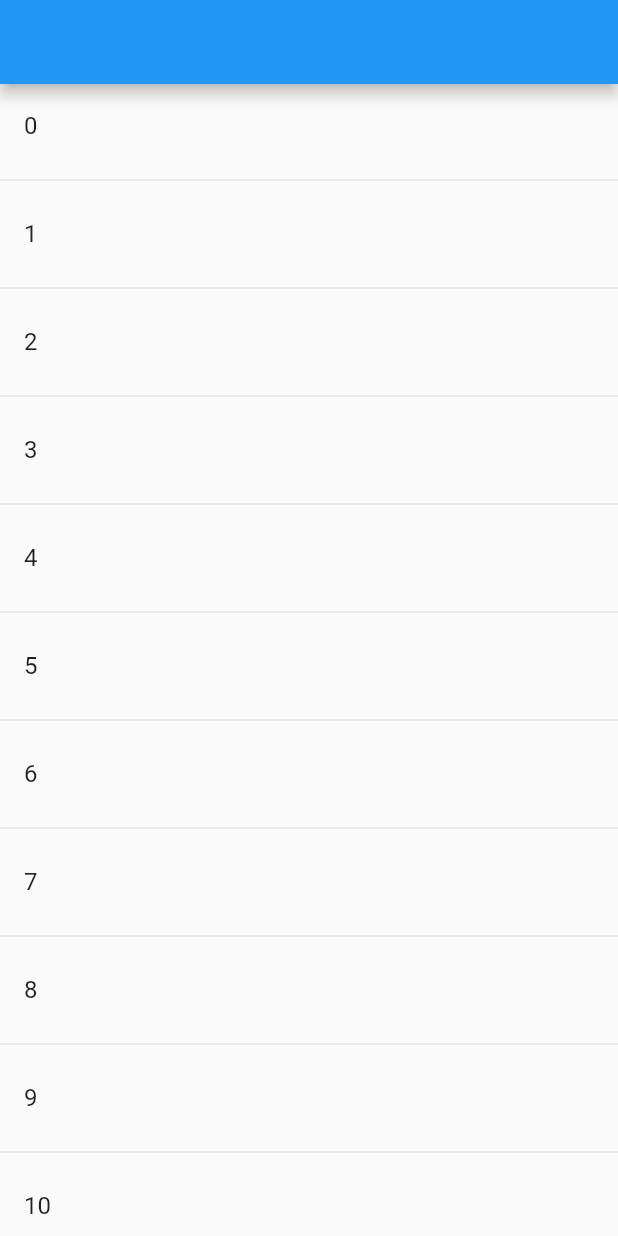
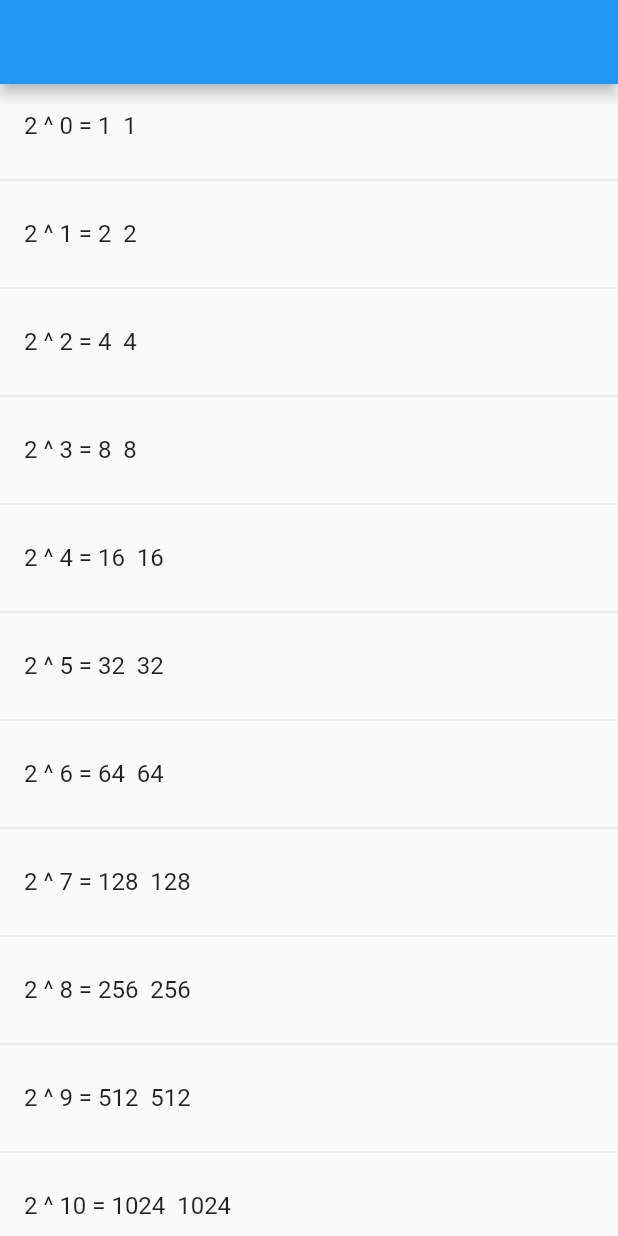
Before and after one commit to Drakonov/flutter_app, a Flutter app: the screen it shows after launch, on a phone screen of 412 x 824 dp. Run offline on Flutter 3.47's test engine with Material 2 defaults, Android fonts, the phone set to English and light mode, and no system bars.

Commit message:
Added example for UnlessListView, UnlessListView generate new elements on hot

```diff
--- a/lib/UnlessListView.dart
+++ b/lib/UnlessListView.dart
@@ -1,4 +1,5 @@
 import 'package:flutter/material.dart';
+import 'dart:math';
 
 class UnlessListView extends StatefulWidget{
   @override
@@ -6,7 +7,7 @@ class UnlessListView extends StatefulWidget{
 }
 
 class UnlessListViewState extends State<UnlessListView> {
-  List<String> _array = [];
+  List<int> _array = [];
   @override
   Widget build(BuildContext context){
     return new ListView.builder(itemBuilder: (context,i){
@@ -17,9 +18,11 @@ class UnlessListViewState extends State<UnlessListView> {
 
       print('index $index');
       print('length ${_array.length}');
-      if(index >= _array.length) _array.addAll(['$index','${index + 1}','${index + 2}']);
+      if(index >= _array.length) _array.addAll([index,index + 1,index + 2]);
 
-      return new ListTile(title: new Text (_array[index]));
+      int power=1;
+      for(int i=0;i<_array[index];i++) power*=2;
+      return new ListTile(title: new Text ('2 ^ ${_array[index]} = ${pow(2, _array[index])}  $power'));
      });
   }
 }
```
